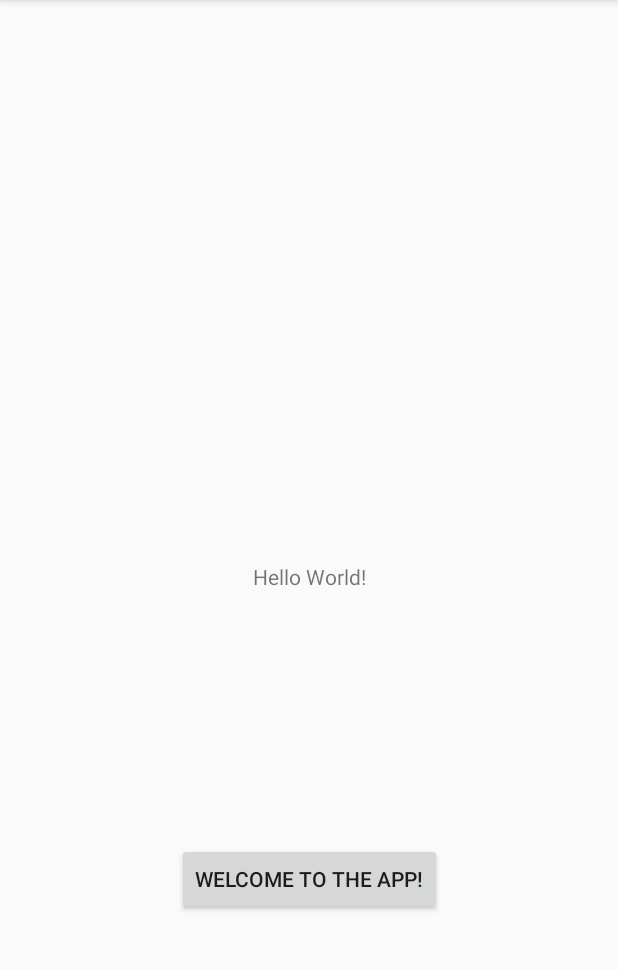
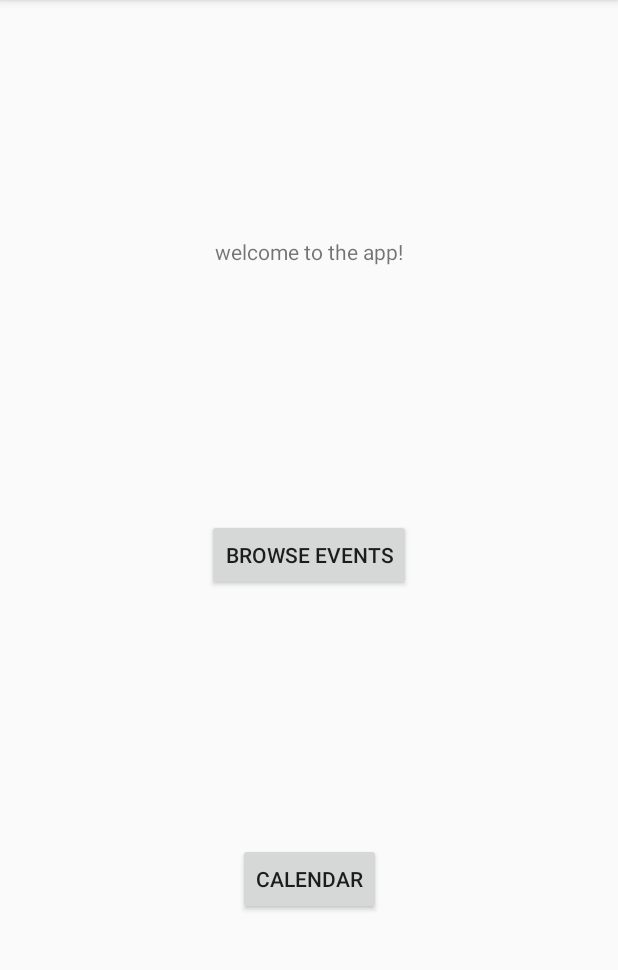
Before and after one commit to lauralevy111/EventGuide, an Android app: the screen it shows after launch (MainActivity), on a phone screen of 412 x 824 dp, the part 84-1054 px from its top. Run offline under Robolectric (Android 15) with nearby library versions, the light colour scheme and no system bars.

Commit message:
made buttons to calendar & browse activities on main no listeners yet

```diff
--- a/app/src/main/java/com/example/eventguide/MainActivity.java
+++ b/app/src/main/java/com/example/eventguide/MainActivity.java
@@ -15,5 +15,7 @@ public class MainActivity extends AppCompatActivity {
         setContentView(R.layout.activity_main);
 
 
+
+
     }
 }
--- a/app/src/main/res/layout/activity_main.xml
+++ b/app/src/main/res/layout/activity_main.xml
@@ -7,25 +7,38 @@
     android:layout_height="match_parent"
     tools:context=".MainActivity">
 
+
     <TextView
-        android:id="@+id/tv"
+        android:id="@+id/textView"
         android:layout_width="wrap_content"
         android:layout_height="wrap_content"
-        android:text="Hello World!"
-        app:layout_constraintBottom_toBottomOf="parent"
-        app:layout_constraintLeft_toLeftOf="parent"
-        app:layout_constraintRight_toRightOf="parent"
+        android:text="@string/welcome_string"
+        app:layout_constraintBottom_toTopOf="@id/toBrowseButton"
+        app:layout_constraintEnd_toEndOf="parent"
+        app:layout_constraintStart_toStartOf="parent"
         app:layout_constraintTop_toTopOf="parent" />
 
     <Button
-        android:id="@+id/button"
+        android:id="@+id/toBrowseButton"
         android:layout_width="wrap_content"
         android:layout_height="wrap_content"
         android:layout_marginTop="10dp"
-        android:text="@string/welcome_string"
+        android:text="@string/to_browse_button"
+        app:layout_constraintBottom_toTopOf="@id/toCalendarButton"
+        app:layout_constraintEnd_toEndOf="parent"
+        app:layout_constraintStart_toStartOf="parent"
+        app:layout_constraintTop_toBottomOf="@id/textView" />
+
+    <Button
+        android:id="@+id/toCalendarButton"
+        android:layout_width="wrap_content"
+        android:layout_height="wrap_content"
+        android:layout_marginTop="10dp"
+        android:text="@string/to_calendar_button"
         app:layout_constraintBottom_toBottomOf="parent"
         app:layout_constraintEnd_toEndOf="parent"
         app:layout_constraintStart_toStartOf="parent"
-        app:layout_constraintTop_toBottomOf="@+id/tv" />
+        app:layout_constraintTop_toBottomOf="@id/toBrowseButton"  />
+
 
 </androidx.constraintlayout.widget.ConstraintLayout>
--- a/app/src/main/res/values/strings.xml
+++ b/app/src/main/res/values/strings.xml
@@ -1,4 +1,7 @@
 <resources>
     <string name="app_name">EventGuide</string>
     <string name="welcome_string">welcome to the app!</string>
+
+    <string name="to_browse_button">browse events</string>
+    <string name="to_calendar_button">calendar</string>
 </resources>
--- /dev/null
+++ b/settings.gradle
@@ -0,0 +1,2 @@
+include ':app'
+rootProject.name='EventGuide'
```
Also changed, not shown: app/src/main/java/com/example/eventguide/Admin.java (+8 -1 lines), app/src/main/java/com/example/eventguide/Event.java (+12 -0 lines), app/src/main/java/com/example/eventguide/User.java (+7 -0 lines), build.gradle (added, +27 -0 lines), gradle.properties (added, +24 -0 lines).
